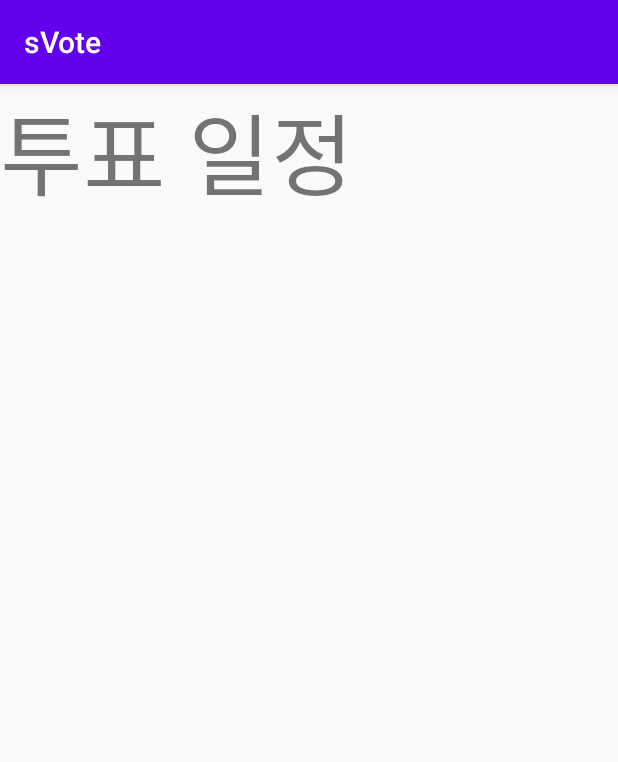
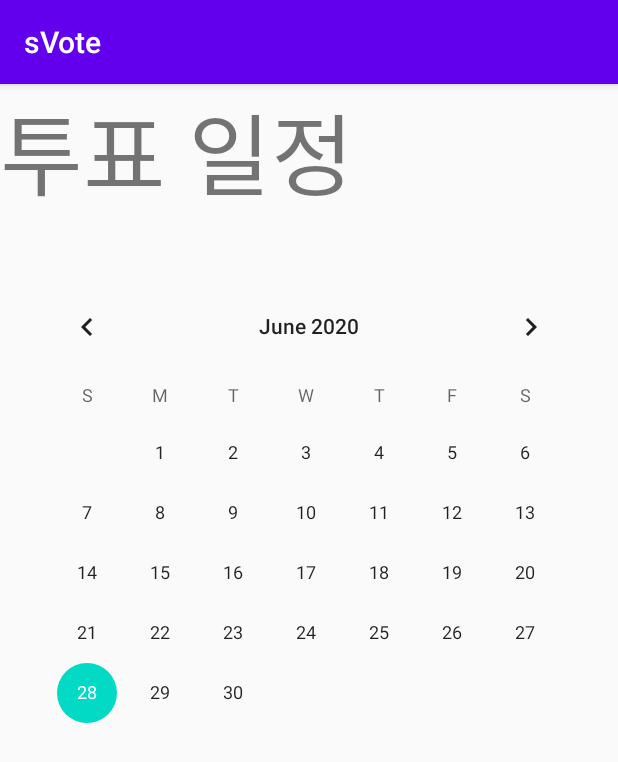
Before and after one commit to jkmanye/sVote_working, an Android app: the VoteScheduleActivity screen opened directly, with no data from a screen before it, on a phone screen of 412 x 824 dp. Shown: the top 762 px of the screen. Run offline under Robolectric (Android 15) with nearby library versions, the phone set to English and light mode, and no system bars; our stand-ins replace Firebase (no records; nobody signed in at launch, a user with empty details on screens opened directly); 1 statement that could not run was skipped.

```diff
--- a/app/src/main/res/layout/activity_vote_schedule.xml
+++ b/app/src/main/res/layout/activity_vote_schedule.xml
@@ -19,16 +19,26 @@
         android:text="@string/schedule"
         android:textSize="60sp" />
 
+    <CalendarView
+        android:id="@+id/calender_vs"
+        android:layout_width="384dp"
+        android:layout_height="384dp"
+        android:layout_marginTop="32dp"
+        app:layout_constraintTop_toBottomOf="@id/textView1"
+        app:layout_constraintStart_toStartOf="parent"
+        app:layout_constraintEnd_toEndOf="parent" />
+
     <TextView
         android:id="@+id/vote_vs"
         android:layout_width="288dp"
         android:layout_height="96dp"
+        android:layout_marginTop="32dp"
         android:layout_marginStart="32dp"
         android:layout_marginLeft="32dp"
         android:onClick="join"
-        android:textSize="48dp"
+        android:textSize="48sp"
+        app:layout_constraintTop_toBottomOf="@id/calender_vs"
         app:layout_constraintLeft_toLeftOf="parent"
-        app:layout_constraintStart_toStartOf="parent"
-        tools:layout_editor_absoluteY="528dp" />
+        app:layout_constraintStart_toStartOf="parent" />
 
 </androidx.constraintlayout.widget.ConstraintLayout>
```
Also changed, not shown: 3 other files.
